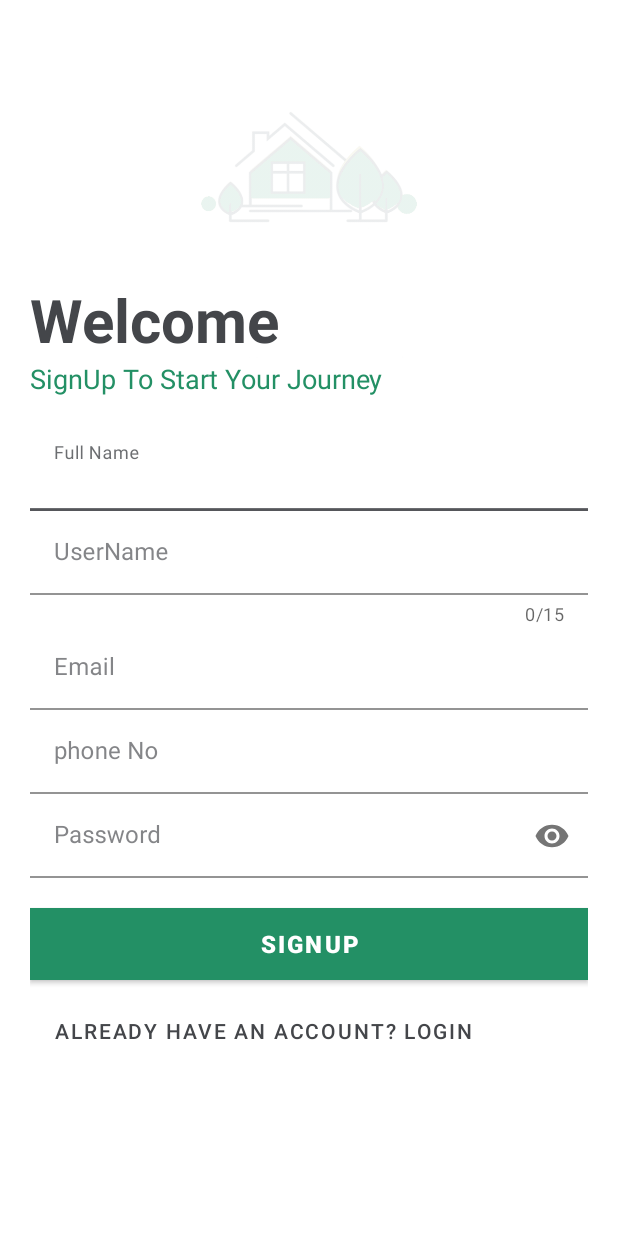
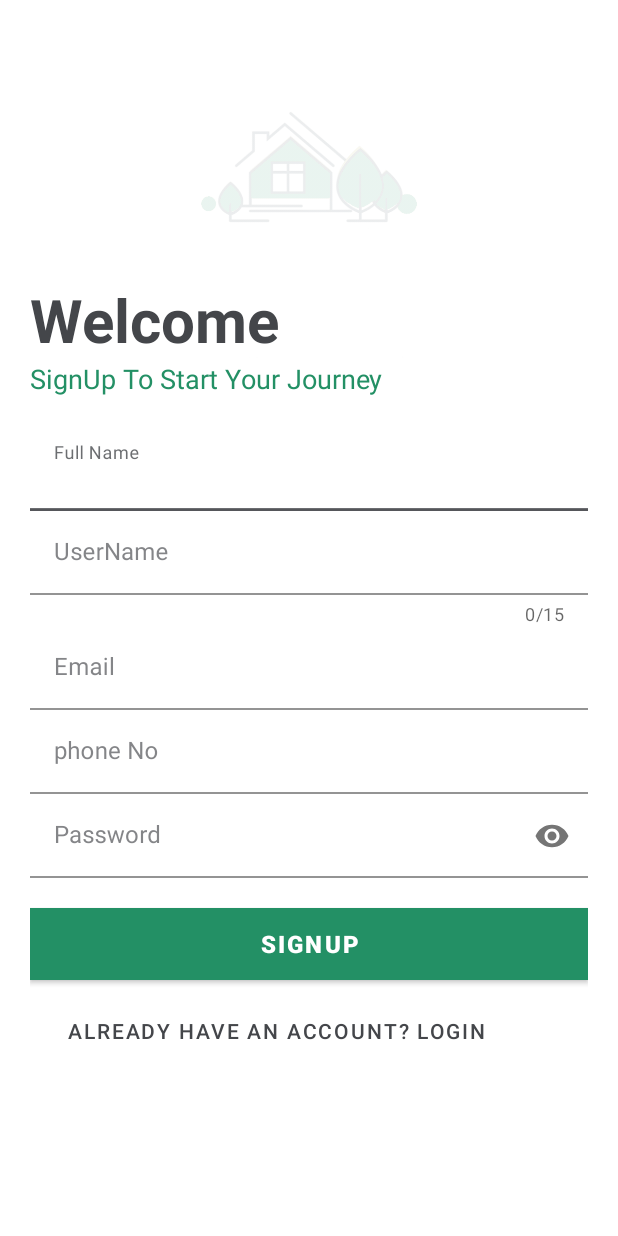
Before and after one commit to Codezilla-21/sweetHome, an Android app: the Signup screen opened directly, with no data from a screen before it, on a phone screen of 412 x 824 dp. Run offline under Robolectric (Android 15) with nearby library versions, the phone set to English and light mode, and no system bars; libraries missing offline, so code that uses them is left out: com.amplifyframework.auth, com.amplifyframework.core; Roboto replaces fonts that are not available here.

Commit message:
sign up style done

```diff
--- a/app/src/main/res/layout/activity_login.xml
+++ b/app/src/main/res/layout/activity_login.xml
@@ -115,7 +115,6 @@
         android:text="Don't have an account? SignUp"
         android:textColor="#44464A"
         android:paddingLeft="-2dp"
-
         />
 
 
--- a/app/src/main/res/layout/activity_signup.xml
+++ b/app/src/main/res/layout/activity_signup.xml
@@ -156,11 +156,13 @@
 
     <Button
         android:id="@+id/loginn"
-        android:layout_width="wrap_content"
+        android:layout_width="354dp"
         android:layout_height="wrap_content"
+        android:layout_marginTop="10dp"
         android:background="#00000000"
         android:text="Already have an account? LogIn"
         android:textColor="#44464A"
-        android:layout_marginTop="10dp"/>
+        android:paddingLeft="-9dp"
+        />
 
 </LinearLayout>
```
